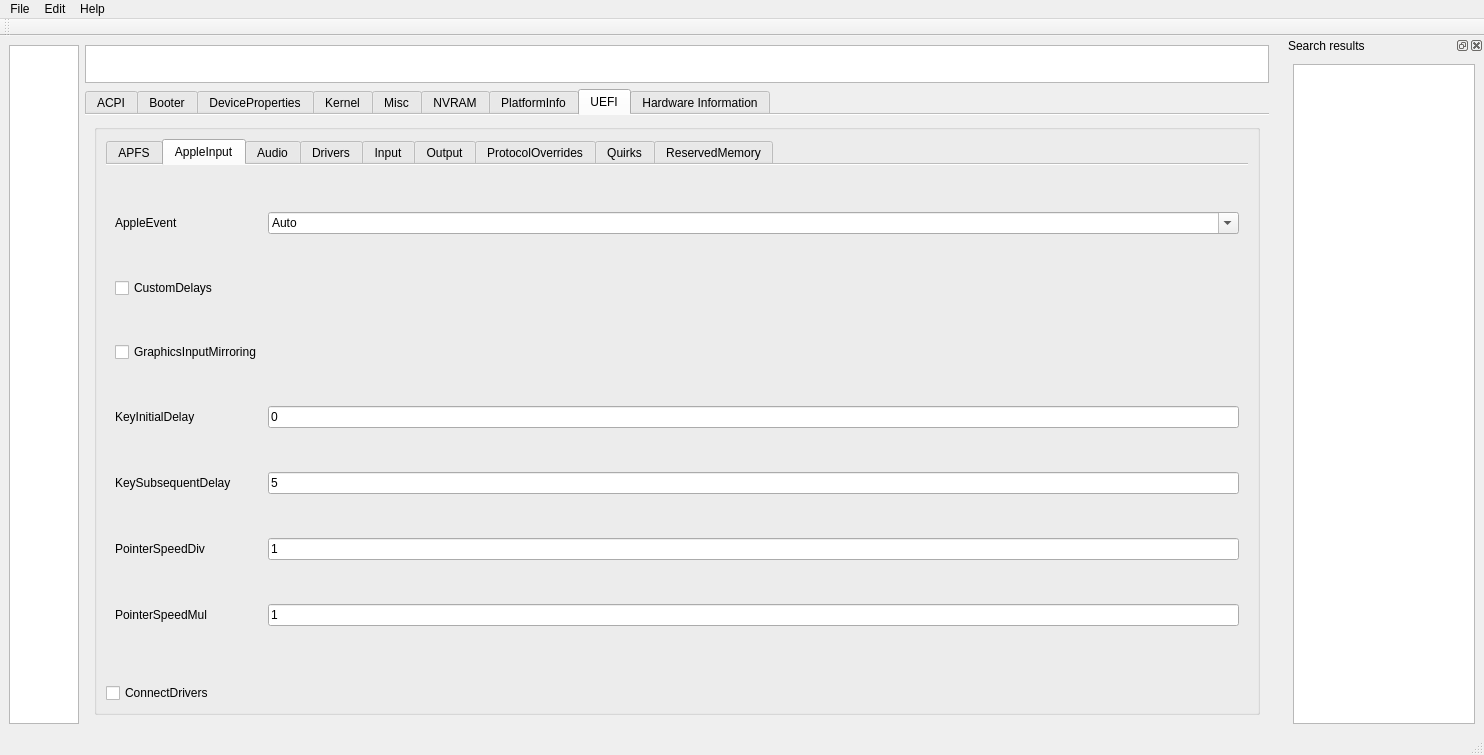
First picture: the form in mainwindow.ui, repository ic005k/OCAuxiliaryTools, before the edit.
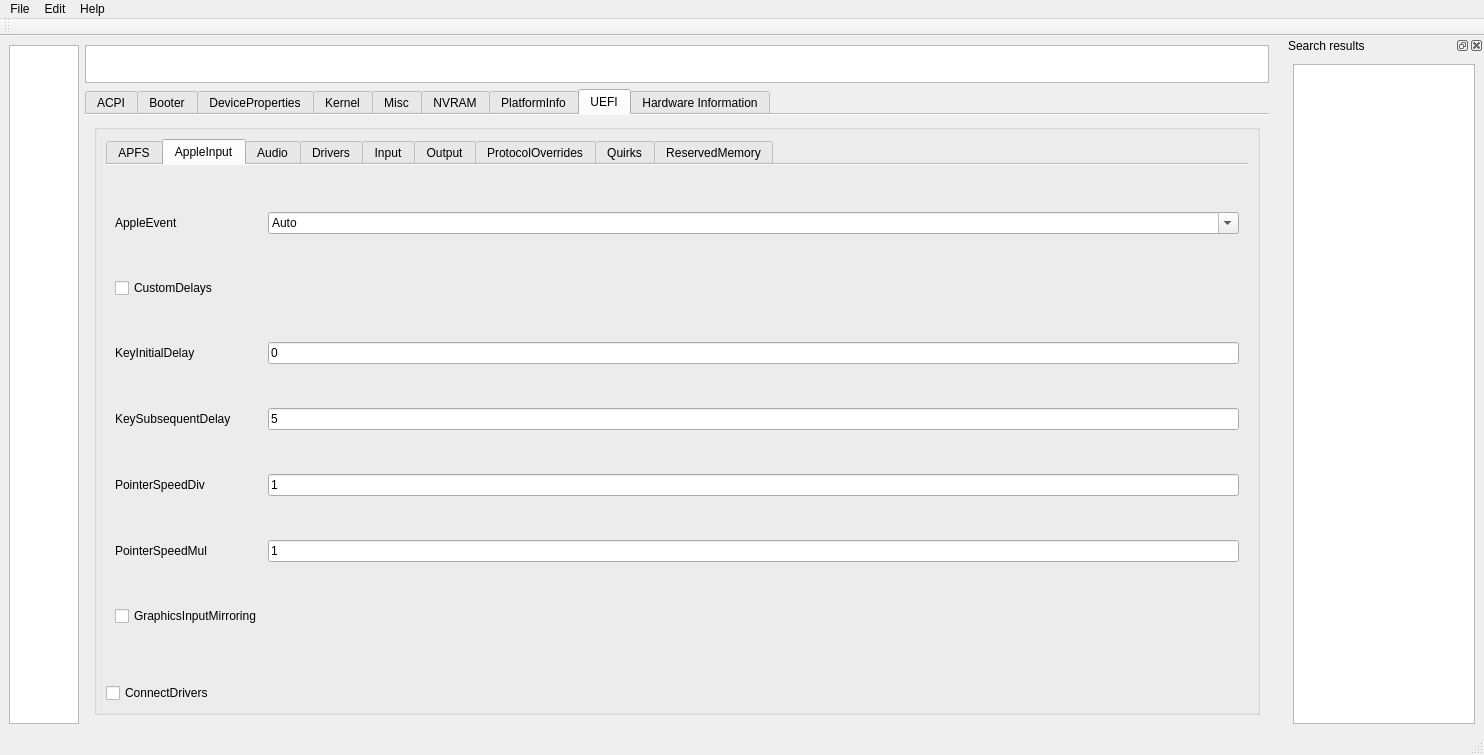
Second picture: the form after the edit. Icons and pictures are not drawn.

```diff
--- a/mainwindow.ui
+++ b/mainwindow.ui
@@ -8204,7 +8204,7 @@
                    </property>
                   </widget>
                  </item>
-                 <item row="2" column="0">
+                 <item row="7" column="0">
                   <widget class="QCheckBox" name="chkGraphicsInputMirroring">
                    <property name="text">
                     <string>GraphicsInputMirroring</string>
```
